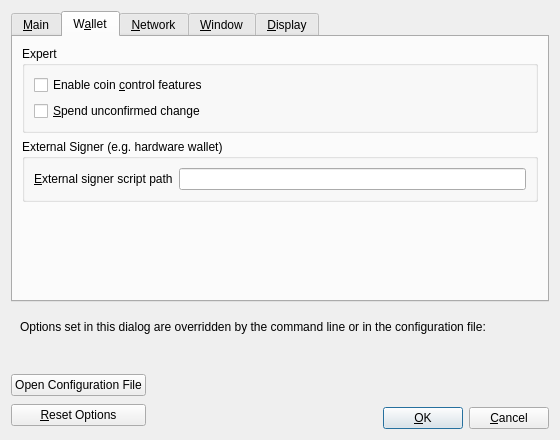
Qt form src/qt/forms/optionsdialog.ui (umkoin/umkoin) before a commit.
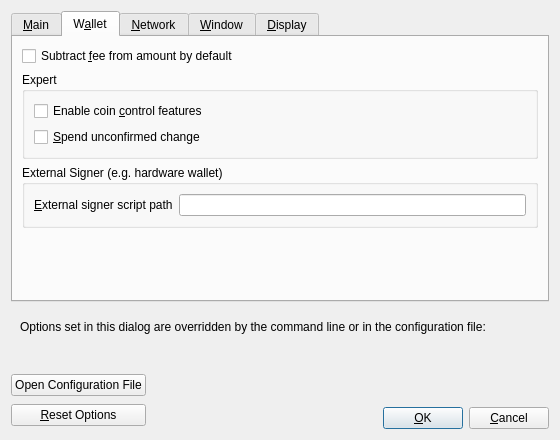
The same form after that commit. The open tabs and pages were chosen to show the change. Custom widgets are drawn as their Qt base class.

What changed in the file:
```diff
--- a/src/qt/forms/optionsdialog.ui
+++ b/src/qt/forms/optionsdialog.ui
@@ -200,6 +200,16 @@
        <string>W&amp;allet</string>
       </attribute>
       <layout class="QVBoxLayout" name="verticalLayout_Wallet">
+       <item>
+        <widget class="QCheckBox" name="subFeeFromAmount">
+         <property name="toolTip">
+          <string extracomment="Tooltip text for Options window setting that sets subtracting the fee from a sending amount as default.">Whether to set subtract fee from amount as default or not.</string>
+         </property>
+         <property name="text">
+          <string extracomment="An Options window setting to set subtracting the fee from a sending amount as default.">Subtract &amp;fee from amount by default</string>
+         </property>
+        </widget>
+       </item>
        <item>
         <widget class="QGroupBox" name="groupBox">
          <property name="title">
```
Lines whose indentation alone changed are shown as unchanged.
